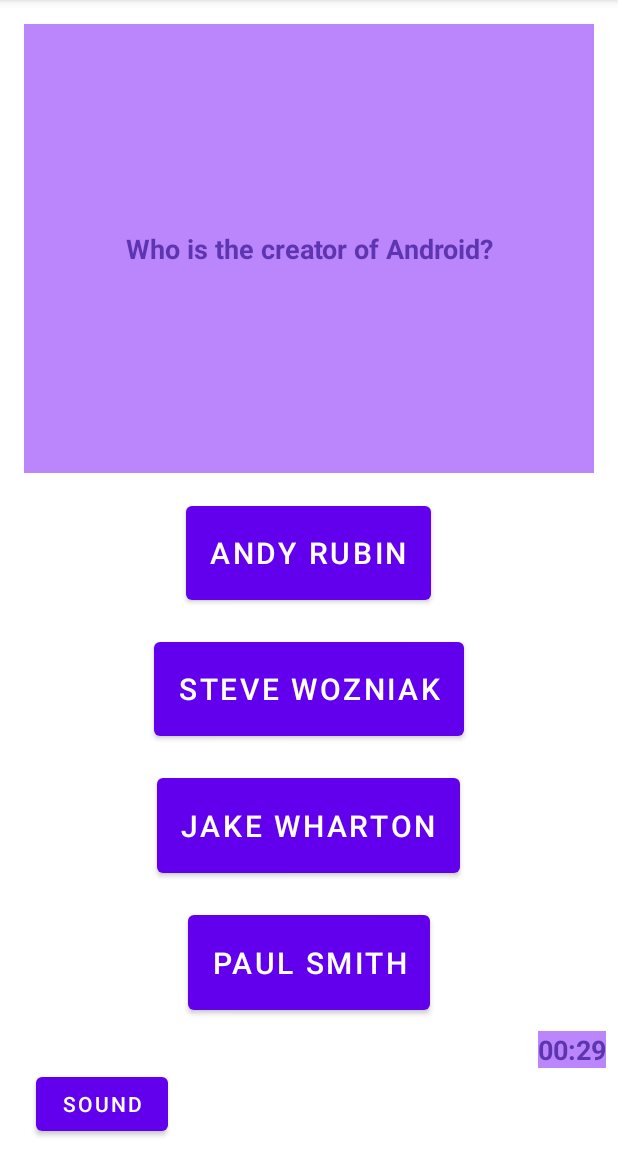
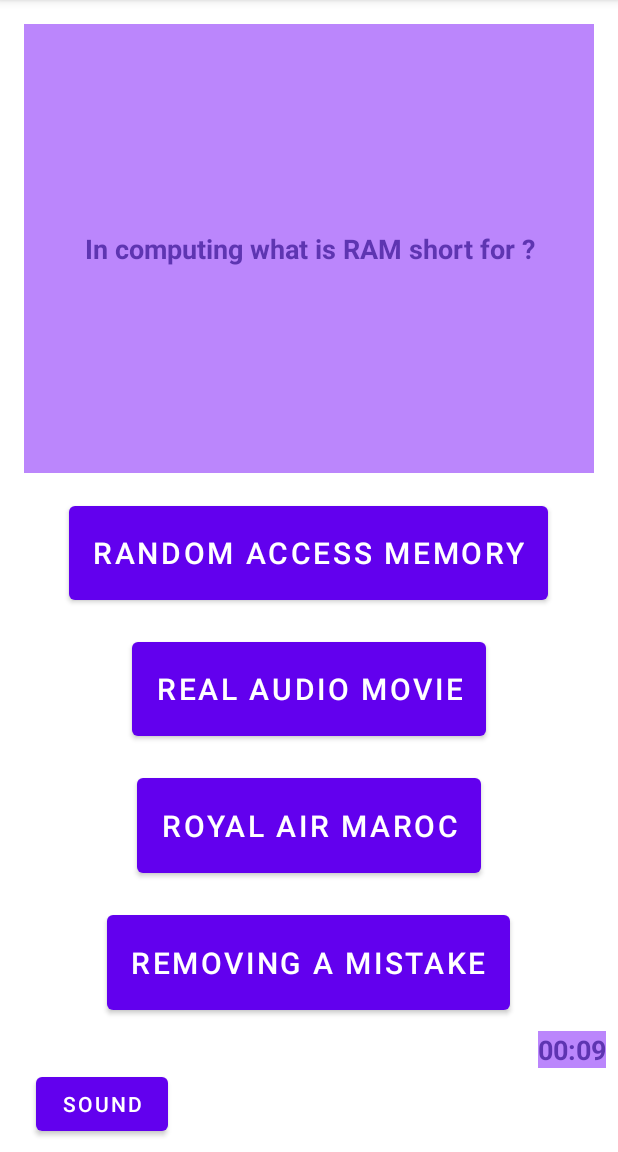
Before and after one commit to Laur1502/Projet_Android, an Android app: the GameActivity screen opened directly, with no data from a screen before it, on a phone screen of 412 x 824 dp, the part 84-1236 px from its top. Run offline under Robolectric (Android 15) with nearby library versions, the phone set to English and light mode, and no system bars.

Commit message:
add_new_questions
New questions dans game activity

```diff
--- a/app/src/main/java/com/example/tpocr/controller/GameActivity.java
+++ b/app/src/main/java/com/example/tpocr/controller/GameActivity.java
@@ -37,7 +37,7 @@
     private Button mFakeSkipButton;
     QuestionBank mQuestionBank ;
     Question mCurrentQuestion;
-    private int mRemainingQuestionCount=3;
+    private int mRemainingQuestionCount=10;
     private int mScore;
     public static final String BUNDLE_EXTRA_SCORE = "BUNDLE_EXTRA_SCORE";
     private boolean mEnableTouchEvents;
@@ -46,7 +46,7 @@
     public static final String BUNDLE_QUESTION_BANK = "BUNDLE_QUESTION_BANK";
     //public static final String BUNDLE_STATE_QUESTION_CURRENT = "BUNDLE_STATE_QUESTION_CURRENT";
 
-    public static final long COUNTDOWN_IN_MILLIS = 30000;
+    public static final long COUNTDOWN_IN_MILLIS = 10000;
     //private ColorStateList textColorDefaultCd; //changement couleur countdown
 
     private CountDownTimer countDownTimer;
@@ -125,12 +125,12 @@
         } else {
             //Log.d("FAIL", savedInstanceState.toString());
             mScore = 0;
-            mRemainingQuestionCount = 3;
+            mRemainingQuestionCount = 10;
             mQuestionBank = generateQuestion();
 
         }
 
-        mQuestionBank.setCurrentIndex(3 - mRemainingQuestionCount);
+        mQuestionBank.setCurrentIndex(10 - mRemainingQuestionCount);
         mCurrentQuestion = mQuestionBank.getCurrentQuestion();
         Log.d("int"," " + mQuestionBank.getCurrentIndex());
         displayQuestion(mCurrentQuestion);
@@ -173,8 +173,85 @@
                 3,
                 "wikiLink");
 
+        Question question4 = new Question(
+                "Which country won the 2014 football world cup in 2014?",
+                Arrays.asList(
+                        "Brazil",
+                        "Argentina",
+                        "Germany",
+                        "Italy"
+                ),
+                2,
+                "https://fr.wikipedia.org/wiki/Coupe_du_monde_de_football_2014");
 
-        return new QuestionBank(Arrays.asList(question1, question2, question3));
+        Question question5 = new Question(
+                "Who was the king of gods in Greek mythology?",
+                Arrays.asList(
+                        "Apollon",
+                        "Zeus",
+                        "Athena",
+                        "Hermès"
+                ),
+                1,
+                "https://fr.wikipedia.org/wiki/Zeus");
+
+        Question question6 = new Question(
+                "What is the capital of Australia?",
+                Arrays.asList(
+                        "Sydney",
+                        "New York",
+                        "Canberra",
+                        "Melbourne"
+                ),
+                3,
+                "https://fr.wikipedia.org/wiki/Australie");
+
+        Question question7 = new Question(
+                "What is the longest river in the world?",
+                Arrays.asList(
+                        "the Amazon",
+                        "the Nil",
+                        "the Mississippi",
+                        "the Congo"
+                ),
+                0,
+                "https://fr.wikipedia.org/wiki/Liste_des_plus_longs_cours_d%27eau");
+
+        Question question8 = new Question(
+                "Who wrote Les Miserables ?",
+                Arrays.asList(
+                        "William Shakespeare",
+                        "Victor Hugo",
+                        "Albert Camus",
+                        "Charles Dickens"
+                ),
+                1,
+                "https://fr.wikipedia.org/wiki/Les_Mis%C3%A9rables");
+
+        Question question9 = new Question(
+                "What are the three primary colors ?",
+                Arrays.asList(
+                        "Blue Red White",
+                        "Red Yellow Purple",
+                        "Blue Red Yellow",
+                        "Yellow Pink Green"
+                ),
+                3,
+                "https://fr.wikipedia.org/wiki/Couleur_primaire");
+
+        Question question10 = new Question(
+                "In computing what is RAM short for ?",
+                Arrays.asList(
+                        "Random Access Memory",
+                        "Real Audio Movie",
+                        "Royal Air Maroc",
+                        "Removing A Mistake"
+                ),
+                0,
+                "https://fr.wikipedia.org/wiki/M%C3%A9moire_vive");
+
+
+        return new QuestionBank(Arrays.asList(question1, question2, question3, question5,question6, question7, question8, question9, question10));
 
     }
 
```
Also changed, not shown: app/src/main/java/com/example/tpocr/controller/DatabaseManager.java (+86 -0 lines).
